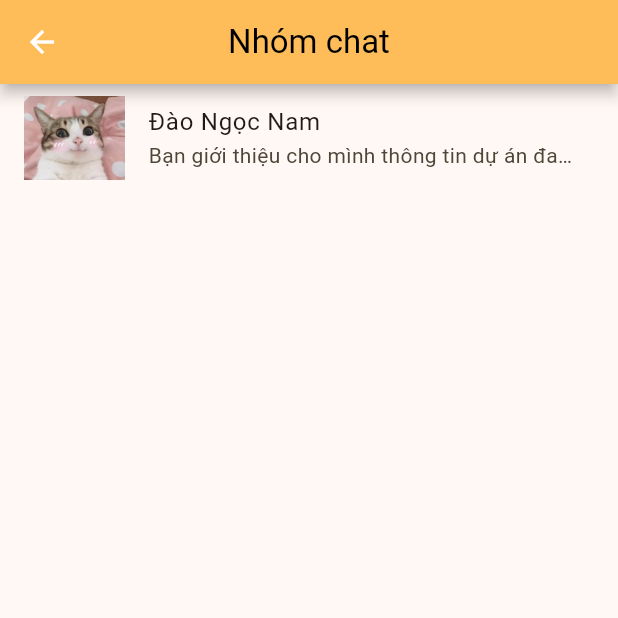
After one commit to PhamThiHaiYen1507/comu_business_app, a Flutter app: the ChatGroup screen opened by its route, on a phone screen of 412 x 824 dp, the top half of it. The commit adds this screen. Run offline on Flutter 3.47's test engine with Material 2 defaults, Android fonts, the phone set to English and light mode, and no system bars; our stand-ins replace get.

Commit message:
update group

```diff
--- a/lib/routes/routes.dart
+++ b/lib/routes/routes.dart
@@ -1,7 +1,9 @@
 import 'package:get/get.dart';
 import 'package:startup/screens/chat/chat.dart';
 import 'package:startup/screens/chat/chat_bindings.dart';
+import 'package:startup/screens/chat_group/chat_group.dart';
 
+import '../screens/chat_group/chat_group_bindings.dart';
 import '../screens/home/home.dart';
 import '../screens/home/home_bindings.dart';
 import '../screens/investors/investors.dart';
@@ -11,6 +13,7 @@ class Routes {
   static const String home = '/home';
   static const String investors = '/investors';
   static const String chat = '/chat';
+  static const String chat_group = '/chat_group';
 }
 
 class AppNavigate {
@@ -30,5 +33,10 @@ class AppNavigate {
       page: () => const Chat(),
       binding: ChatBindings(),
     ),
+    GetPage(
+      name: Routes.chat_group,
+      page: () => const ChatGroup(),
+      binding: ChatGroupBindings(),
+    ),
   ];
 }
--- /dev/null
+++ b/lib/screens/chat_group/chat_group.dart
@@ -0,0 +1,54 @@
+import 'package:flutter/material.dart';
+import 'package:get/get.dart';
+import 'package:startup/routes/routes.dart';
+import 'package:startup/utils/svg.dart';
+
+import 'chat_group_controller.dart';
+
+class GroupItem {
+  final String avatar;
+  final String name;
+  final String lastMsg;
+
+  const GroupItem(
+      {required this.avatar, required this.name, required this.lastMsg});
+}
+
+const groups = [
+  GroupItem(
+    avatar: Picture.avatar,
+    name: 'Đào Ngọc Nam',
+    lastMsg:
+        'Bạn giới thiệu cho mình thông tin dự án đang triển khai của bạn để mình tham khảo nhé!!!',
+  ),
+];
+
+class ChatGroup extends StatelessWidget {
+  const ChatGroup({super.key});
+
+  @override
+  Widget build(BuildContext context) {
+    return GetBuilder<ChatGroupController>(
+      builder: (c) => Scaffold(
+        appBar: AppBar(
+          title: const Text('Nhóm chat'),
+          centerTitle: true,
+        ),
+        body: ListView.separated(
+          itemBuilder: (context, index) => ListTile(
+            onTap: () => Get.toNamed(Routes.chat),
+            leading: Image.asset(Picture.avatar, fit: BoxFit.cover),
+            title: Text(groups[index].name),
+            subtitle: Text(
+              groups[index].lastMsg,
+              maxLines: 1,
+              overflow: TextOverflow.ellipsis,
+            ),
+          ),
+          separatorBuilder: (context, index) => const SizedBox(height: 16),
+          itemCount: groups.length,
+        ),
+      ),
+    );
+  }
+}
--- /dev/null
+++ b/lib/screens/chat_group/chat_group_bindings.dart
@@ -0,0 +1,10 @@
+import 'package:get/get.dart';
+
+import 'chat_group_controller.dart';
+
+class ChatGroupBindings extends Bindings {
+  @override
+  void dependencies() {
+    Get.lazyPut(() => ChatGroupController());
+  }
+}
--- a/lib/screens/home_page/home_page.dart
+++ b/lib/screens/home_page/home_page.dart
@@ -179,7 +179,7 @@ class HomePage extends StatelessWidget {
           separatorBuilder: (_, i) => const SizedBox(height: 16),
         ),
         floatingActionButton: FloatingActionButton(
-            onPressed: () => Get.toNamed(Routes.chat),
+            onPressed: () => Get.toNamed(Routes.chat_group),
             child: const Icon(Icons.chat)),
       ),
     );
```
Also changed, not shown: lib/screens/chat_group/chat_group_controller.dart (added, +18 -0 lines).
